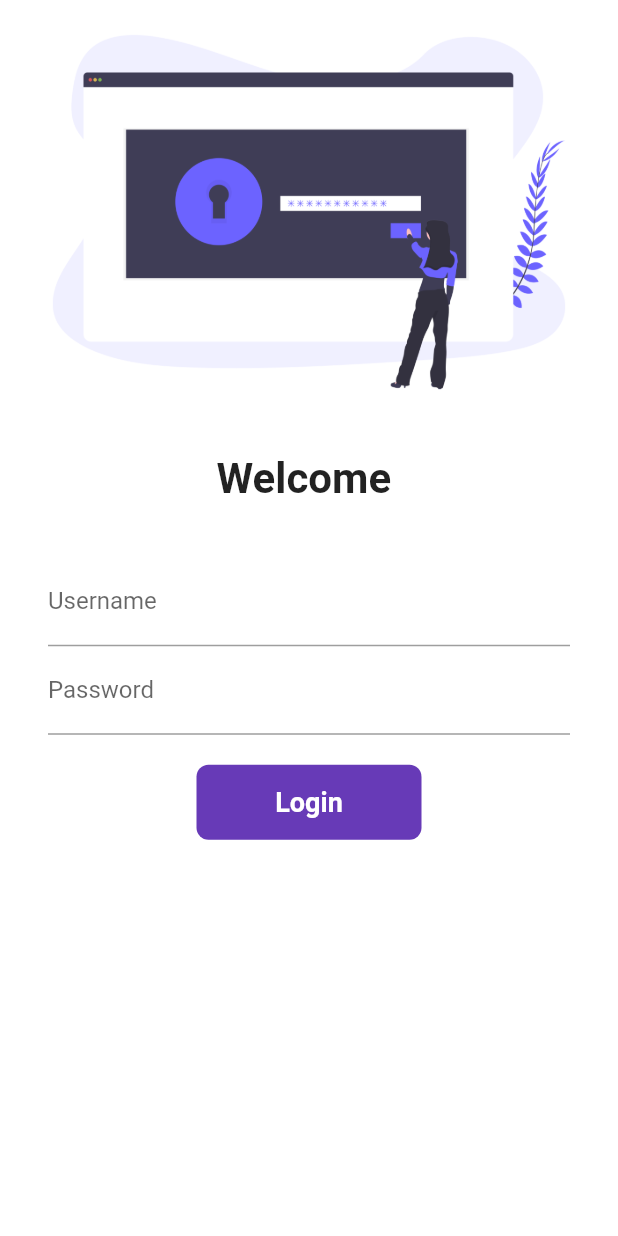
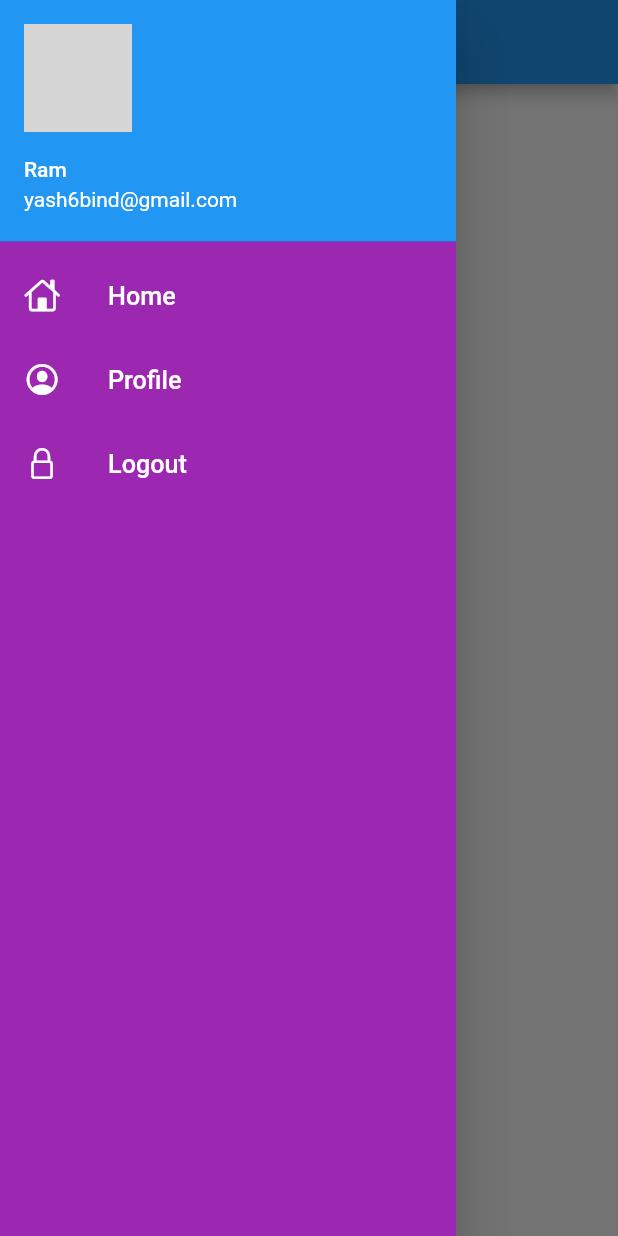
Before and after one commit to ramayashb/30DaysFlutter, a Flutter app: the screen it shows after launch, with the side drawer open (before the commit the screen has no drawer), on a phone screen of 412 x 824 dp. Run offline on Flutter 3.47's test engine with Material 2 defaults, Android fonts, the phone set to English and light mode, and no system bars; our stand-ins replace google_fonts; network calls fail; grey boxes are pictures that could not be loaded.

Commit message:
day 9 side  dwawer

```diff
--- a/lib/main.dart
+++ b/lib/main.dart
@@ -22,7 +22,7 @@ class MyApp extends StatelessWidget {
        fontFamily: GoogleFonts.lato().fontFamily
      ),
      routes: {
-       "/" : (context)=> LoginPage(),
+       "/" : (context)=> HomePage(),
        MyRoutes.homeRoute: (context) => HomePage(),
        MyRoutes.loginRoute: (context) => LoginPage(),
      },
--- a/lib/pages/home_page.dart
+++ b/lib/pages/home_page.dart
@@ -1,4 +1,5 @@
 import 'package:flutter/material.dart';
+import 'package:flutter_application_demo/widgets/drawer.dart';
 
 class HomePage extends StatelessWidget {
   const HomePage({Key? key}) : super(key: key);
@@ -11,7 +12,7 @@ class HomePage extends StatelessWidget {
         title: const Text("Catelog App"),
       ),
       body: Center(child: Container(child: Text("hi $days"))),
-      drawer: Drawer(),
+      drawer: MyDrawer(),
     );
   }
 }
--- /dev/null
+++ b/lib/widgets/drawer.dart
@@ -0,0 +1,69 @@
+import 'package:flutter/cupertino.dart';
+import 'package:flutter/material.dart';
+
+class MyDrawer extends StatelessWidget {
+  const MyDrawer({Key? key}) : super(key: key);
+  final imageUrl =
+      "https://akm-img-a-in.tosshub.com/indiatoday/images/story/201510/thumb_647_102915112526.jpg?size=770:433";
+  @override
+  Widget build(BuildContext context) {
+    return Drawer(
+        child: Container(
+      color: Colors.purple,
+      child: ListView(
+        padding: EdgeInsets.zero,
+        children: [
+          DrawerHeader(
+              padding: EdgeInsets.zero,
+              child: UserAccountsDrawerHeader(
+                margin: EdgeInsets.zero,
+                accountEmail: Text("yash6bind@gmail.com"),
+                accountName: Text("Ram"),
+                currentAccountPicture: CircleAvatar(
+                  backgroundImage: NetworkImage(imageUrl),
+                ),
+              )),
+          ListTile(
+            leading: Icon(
+              CupertinoIcons.home,
+              color: Colors.white,
+            ),
+            title: Text(
+              "Home",
+              textScaleFactor: 1.2,
+              style: TextStyle(color: Colors.white),
+            ),
+          ),
+          ListTile(
+            onTap: () {
+              print("Clicked on Profile");
+            },
+            leading: Icon(
+              CupertinoIcons.profile_circled,
+              color: Colors.white,
+            ),
+            title: Text(
+              "Profile",
+              textScaleFactor: 1.2,
+              style: TextStyle(color: Colors.white),
+            ),
+          ),
+          ListTile(
+            onTap: () {
+              print("Clicked on Logout");
+            },
+            leading: Icon(
+              CupertinoIcons.lock,
+              color: Colors.white,
+            ),
+            title: Text(
+              "Logout",
+              textScaleFactor: 1.2,
+              style: TextStyle(color: Colors.white),
+            ),
+          )
+        ],
+      ),
+    ));
+  }
+}
```
